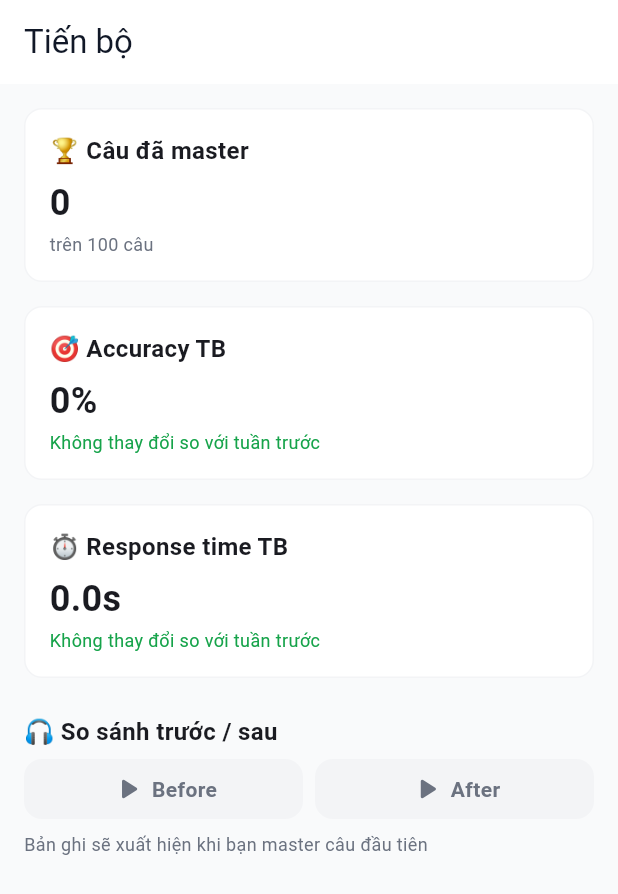
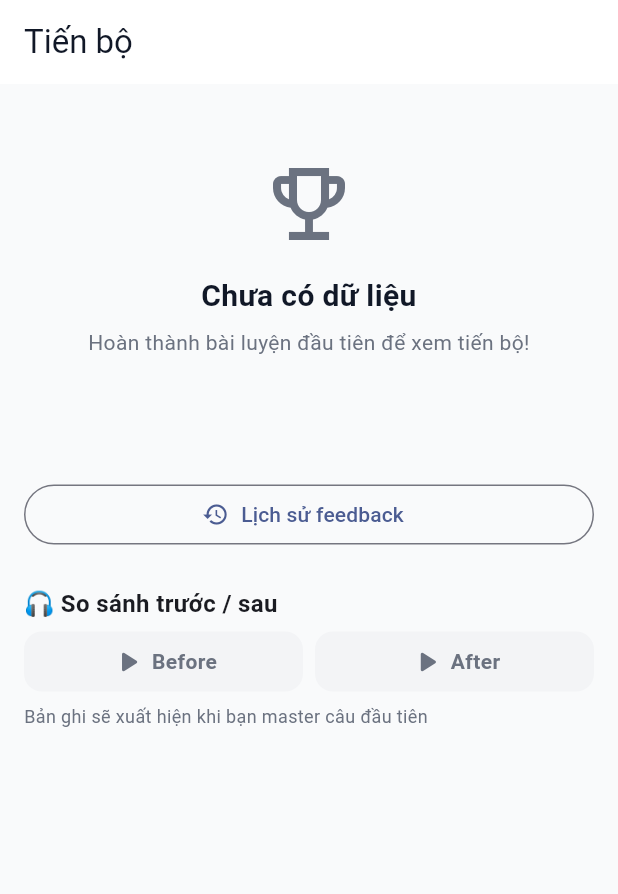
Before and after one commit to thienph3/english-speaking, a Flutter app: the ProgressScreen screen opened by its route, on a phone screen of 412 x 824 dp. Shown: the top 894 px of the screen. Run offline on Flutter 3.47's test engine with Material 3 defaults, Android fonts, the phone set to English and light mode, and no system bars; our stand-ins replace flutter_riverpod, freezed_annotation, go_router, just_audio, shared_preferences, supabase_flutter; missing offline and left inert: record, sherpa_onnx; accounts and stored records are empty; generated files the repository leaves out were written again.

Commit message:
feat(ui): fix 8 UX issues — onboarding, amplitude viz, turn prompt, skip, empty states, sentence list, download confirm, feedback history

```diff
--- a/lib/features/progress/screens/progress_screen.dart
+++ b/lib/features/progress/screens/progress_screen.dart
@@ -1,10 +1,14 @@
 import 'package:flutter/material.dart';
 import 'package:flutter_riverpod/flutter_riverpod.dart';
+import 'package:go_router/go_router.dart';
 
 import 'package:speakeng/core/theme.dart';
+import 'package:speakeng/features/conversation/repositories/feedback_repository.dart';
 import 'package:speakeng/features/progress/providers/progress_provider.dart';
 import 'package:speakeng/features/progress/widgets/before_after_player.dart';
+import 'package:speakeng/features/progress/widgets/sentence_list_card.dart';
 import 'package:speakeng/shared/services/audio_service.dart';
+import 'package:speakeng/shared/widgets/empty_state.dart';
 
 /// Màn hình Progress Dashboard.
 ///
@@ -75,11 +79,23 @@ class _ProgressScreenState extends ConsumerState<ProgressScreen> {
       child: Column(
         crossAxisAlignment: CrossAxisAlignment.start,
         children: [
-          _buildMasteredCard(state),
-          const SizedBox(height: AppSpacing.md),
-          _buildAccuracyCard(state),
-          const SizedBox(height: AppSpacing.md),
-          _buildResponseTimeCard(state),
+          if (state.sentencesMastered == 0)
+            const EmptyState(
+              icon: Icons.emoji_events_outlined,
+              title: 'Chưa có dữ liệu',
+              subtitle: 'Hoàn thành bài luyện đầu tiên để xem tiến bộ!',
+            )
+          else ...[
+            _buildMasteredCard(state),
+            const SizedBox(height: AppSpacing.md),
+            _buildAccuracyCard(state),
+            const SizedBox(height: AppSpacing.md),
+            _buildResponseTimeCard(state),
+          ],
+          const SizedBox(height: AppSpacing.lg),
+          const SentenceListCard(),
+          const SizedBox(height: AppSpacing.lg),
+          _buildFeedbackHistoryButton(),
           const SizedBox(height: AppSpacing.lg),
           _buildBeforeAfterSection(),
         ],
@@ -128,6 +144,33 @@ class _ProgressScreenState extends ConsumerState<ProgressScreen> {
     if (diff == 0) return 'Không thay đổi so với tuần trước';
     final sign = diff > 0 ? '+' : '';
     return '$sign${diff.toStringAsFixed(1)}$unit so với tuần trước';
+  }
+
+  Widget _buildFeedbackHistoryButton() {
+    return SizedBox(
+      width: double.infinity,
+      child: OutlinedButton.icon(
+        onPressed: () async {
+          final feedbacks =
+              await ref.read(savedFeedbacksProvider.future);
+          if (!mounted) return;
+          if (feedbacks.isEmpty) {
+            ScaffoldMessenger.of(context).showSnackBar(
+              const SnackBar(content: Text('Chưa có feedback nào.')),
+            );
+            return;
+          }
+          context.push('/feedback', extra: {
+            'feedback': feedbacks.last,
+            'targetPhrases': <String>[],
+            'userTranscripts': <String>[],
+            'responseTimes': <int>[],
+          });
+        },
+        icon: const Icon(Icons.history),
+        label: const Text('Lịch sử feedback'),
+      ),
+    );
   }
 
   Widget _buildBeforeAfterSection() {
--- /dev/null
+++ b/lib/shared/widgets/empty_state.dart
@@ -0,0 +1,46 @@
+import 'package:flutter/material.dart';
+
+import 'package:speakeng/core/theme.dart';
+
+/// Reusable empty state widget with icon, title, and subtitle.
+class EmptyState extends StatelessWidget {
+  const EmptyState({
+    super.key,
+    required this.icon,
+    required this.title,
+    required this.subtitle,
+  });
+
+  final IconData icon;
+  final String title;
+  final String subtitle;
+
+  @override
+  Widget build(BuildContext context) {
+    return Center(
+      child: Padding(
+        padding: const EdgeInsets.all(AppSpacing.xl),
+        child: Column(
+          mainAxisSize: MainAxisSize.min,
+          children: [
+            Icon(icon, size: 64, color: AppColors.textSecondary),
+            const SizedBox(height: AppSpacing.md),
+            Text(
+              title,
+              style: AppTypography.h2.copyWith(color: AppColors.textPrimary),
+              textAlign: TextAlign.center,
+            ),
+            const SizedBox(height: AppSpacing.sm),
+            Text(
+              subtitle,
+              style: AppTypography.bodyMedium.copyWith(
+                color: AppColors.textSecondary,
+              ),
+              textAlign: TextAlign.center,
+            ),
+          ],
+        ),
+      ),
+    );
+  }
+}
```
Also changed, not shown: lib/app.dart (+9 -0 lines), lib/core/router.dart (+23 -0 lines), lib/features/ai_services/widgets/model_download_card.dart (+19 -0 lines), lib/features/conversation/repositories/feedback_repository.dart (added, +41 -0 lines), lib/features/conversation/screens/conversation_screen.dart (+10 -0 lines), lib/features/onboarding/screens/onboarding_screen.dart (added, +151 -0 lines), lib/features/progress/widgets/sentence_list_card.dart (added, +79 -0 lines), lib/features/shadowing/widgets/shadowing_bottom_actions.dart (+19 -3 lines), lib/shared/widgets/amplitude_visualizer.dart (added, +50 -0 lines).
